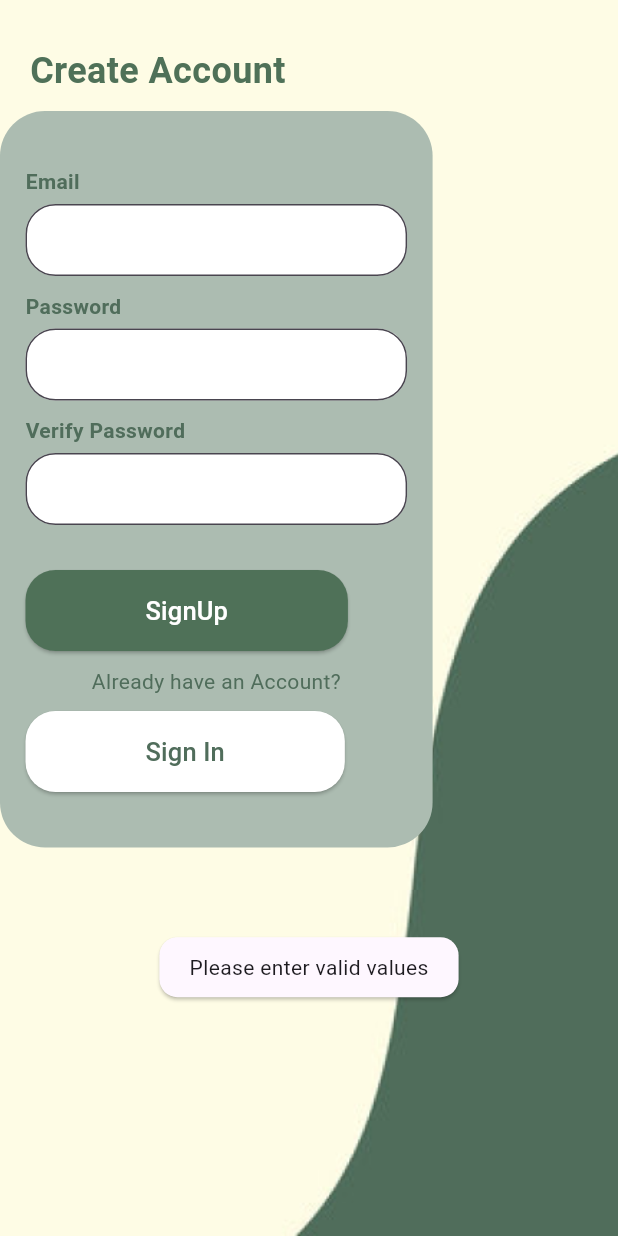
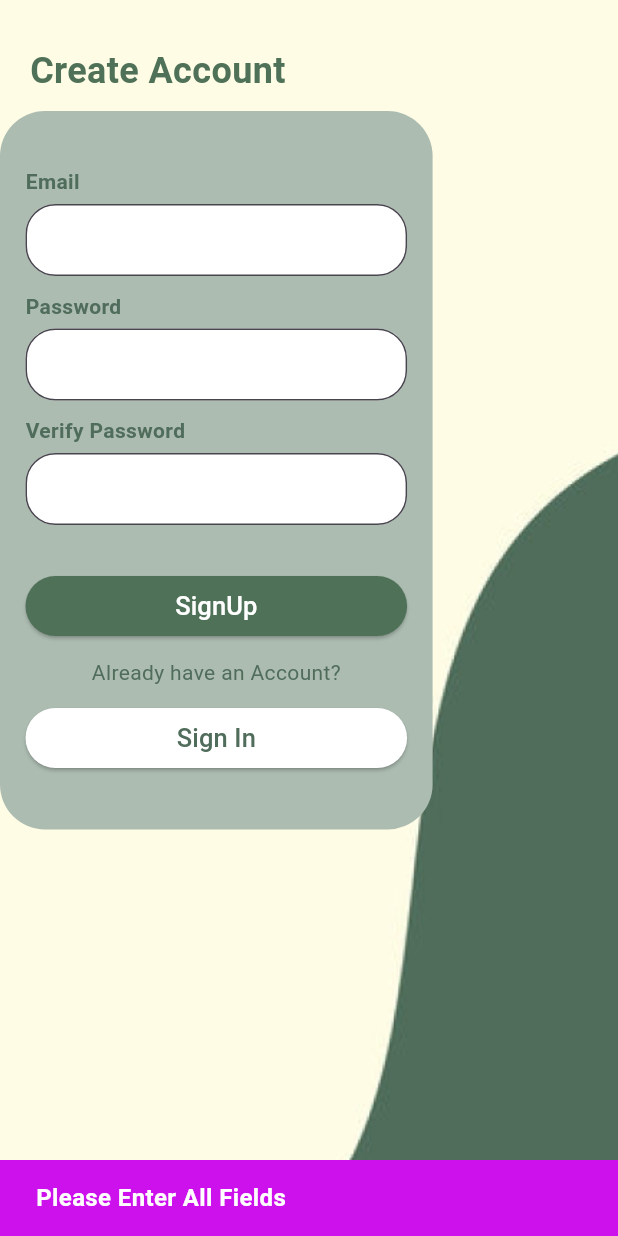
Before and after one commit to kusha2000/Derma_Skin_App, a Flutter app: the SignUp screen opened directly, after a tap on "SignUp", on a phone screen of 412 x 824 dp. Run offline on Flutter 3.47's test engine with Material 3 defaults, Android fonts, the phone set to English and light mode, and no system bars; our stand-ins replace cloud_firestore, firebase_auth, firebase_core, firebase_storage, get, image_picker and 1 more; accounts and stored records are empty.

Commit message:
created snackbar

```diff
--- a/lib/Pages/Risk_Profile/risk_start.dart
+++ b/lib/Pages/Risk_Profile/risk_start.dart
@@ -4,6 +4,8 @@ import 'package:derma_skin_app/Pages/Risk_Profile/risk_answer_model.dart';
 import 'package:derma_skin_app/Pages/Risk_Profile/risk_question_page.dart';
 
 class StartRiskProfile extends StatelessWidget {
+  const StartRiskProfile({super.key});
+
   @override
   Widget build(BuildContext context) {
     final List<Question> questions = [
--- a/lib/Pages/signup_page.dart
+++ b/lib/Pages/signup_page.dart
@@ -1,6 +1,7 @@
 import 'package:derma_skin_app/Controllers/auth_controller.dart';
 import 'package:derma_skin_app/Pages/login.dart';
 import 'package:derma_skin_app/consts/firebase_conts.dart';
+import 'package:derma_skin_app/helpers/snackbar.dart';
 import 'package:flutter/material.dart';
 import 'package:get/get.dart';
 import 'package:velocity_x/velocity_x.dart';
@@ -81,6 +82,12 @@ class _SignUpState extends State<SignUp> {
                           const SizedBox(height: 5),
                           TextFormField(
                             controller: emailController,
+                            validator: (value) {
+                              value!.isEmpty
+                                  ? AppHelpers.showSnackBar(
+                                      context, "Please Enter Valid Email")
+                                  : null;
+                            },
                             decoration: InputDecoration(
                               filled: true,
                               fillColor: Colors.white,
@@ -104,6 +111,17 @@ class _SignUpState extends State<SignUp> {
                           TextFormField(
                             obscureText: true,
                             controller: passwordController,
+                            validator: (value) {
+                              value!.length < 6
+                                  ? AppHelpers.showSnackBar(context,
+                                      "Password must be at least 6 characters")
+                                  : null;
+
+                              value.isEmpty
+                                  ? AppHelpers.showSnackBar(
+                                      context, "Please Enter Password")
+                                  : null;
+                            },
                             decoration: InputDecoration(
                               filled: true,
                               fillColor: Colors.white,
@@ -127,6 +145,12 @@ class _SignUpState extends State<SignUp> {
                           TextFormField(
                             obscureText: true,
                             controller: passwordRetypeController,
+                            validator: (value) {
+                              value!.isEmpty
+                                  ? AppHelpers.showSnackBar(
+                                      context, "Please Enter Confirm Password")
+                                  : null;
+                            },
                             decoration: InputDecoration(
                               filled: true,
                               fillColor: Colors.white,
@@ -143,7 +167,10 @@ class _SignUpState extends State<SignUp> {
                                   valueColor:
                                       AlwaysStoppedAnimation(Colors.green),
                                 )
-                              : ElevatedButton(
+                              : SizedBox(
+                                  width:
+                                      MediaQuery.of(context).size.width * 0.7,
+                                  child: ElevatedButton(
                                     onPressed: () async {
                                       setState(() {
                                         ischecked = false;
@@ -151,14 +178,14 @@ class _SignUpState extends State<SignUp> {
 
                                       if (emailController.text.isEmpty ||
                                           passwordController.text.isEmpty ||
-                                        passwordRetypeController.text.isEmpty) {
-                                      VxToast.show(context,
-                                          msg: "Please enter valid values");
+                                          passwordRetypeController
+                                              .text.isEmpty) {
+                                        AppHelpers.showSnackBar(
+                                            context, "Please Enter All Fields");
                                       } else if (passwordController.text !=
                                           passwordRetypeController.text) {
-                                      VxToast.show(context,
-                                          msg:
-                                              "Password and Verify Password are not the same");
+                                        AppHelpers.showSnackBar(context,
+                                            "password and confrm password should be same");
                                       } else {
                                         setState(() {
                                           ischecked = true;
@@ -182,16 +209,19 @@ class _SignUpState extends State<SignUp> {
                                                       passwordController.text,
                                                 );
                                                 if (value != null) {
-                                                VxToast.show(context,
-                                                    msg: "Sign Up Success");
-                                                Get.offAll(() => const Login());
+                                                  AppHelpers.showSnackBar(
+                                                      context,
+                                                      "Signup is Successfuilly!");
+                                                  Get.offAll(
+                                                      () => const Login());
                                                 }
                                               },
                                             );
                                           } catch (e) {
                                             auth.signOut();
-                                          VxToast.show(context,
-                                              msg: e.toString());
+                                            print(e.toString());
+                                            AppHelpers.showSnackBar(
+                                                context, "failed to signup");
                                           } finally {
                                             setState(() {
                                               controller.isloading(false);
@@ -205,13 +235,14 @@ class _SignUpState extends State<SignUp> {
                                       shape: RoundedRectangleBorder(
                                         borderRadius: BorderRadius.circular(20),
                                       ),
-                                    padding: const EdgeInsets.symmetric(
-                                        horizontal: 80.0, vertical: 15),
+                                      // padding: const EdgeInsets.symmetric(
+                                      //     horizontal: 80.0, vertical: 15),
                                     ),
                                     child: const Text("SignUp",
                                         style: TextStyle(
                                             fontSize: 17,
                                             color: Color(0xffffffff))),
+                                  ),
                                 ),
                           const SizedBox(
                             height: 10,
@@ -223,7 +254,9 @@ class _SignUpState extends State<SignUp> {
                                 )),
                           ),
                           const SizedBox(height: 10),
-                          ElevatedButton(
+                          SizedBox(
+                            width: MediaQuery.of(context).size.width * 0.7,
+                            child: ElevatedButton(
                               onPressed: () {
                                 Navigator.push(
                                   context,
@@ -236,14 +269,15 @@ class _SignUpState extends State<SignUp> {
                                 shape: RoundedRectangleBorder(
                                   borderRadius: BorderRadius.circular(20),
                                 ),
-                              padding: const EdgeInsets.symmetric(
-                                  horizontal: 80.0, vertical: 15),
+                                // padding: const EdgeInsets.symmetric(
+                                //     horizontal: 80.0, vertical: 15),
                               ),
                               child: const Text(
                                 "Sign In",
                                 style: TextStyle(
                                   fontSize: 17,
                                   color: Color(0xFF506D5B),
+                                ),
                               ),
                             ),
                           ),
--- a/lib/Pages/skin_model.dart
+++ b/lib/Pages/skin_model.dart
@@ -1,4 +1,5 @@
 import 'dart:io';
+import 'package:derma_skin_app/helpers/snackbar.dart';
 import 'package:flutter/material.dart';
 import 'package:http/http.dart' as http;
 import 'package:image_picker/image_picker.dart';
@@ -24,6 +25,7 @@ class _SkinModelState extends State<SkinModel> {
         uploadImage();
       } else {
         print('No image selected.');
+        AppHelpers.showSnackBar(context, "Please Select the an Image");
       }
     });
   }
--- a/lib/constatnt/colors.dart
+++ b/lib/constatnt/colors.dart
@@ -10,5 +10,6 @@ class AppColors {
   static Color kfontC = const Color(0xff1D4443);
 
   static Color Skinfont = const Color(0xff000000).withOpacity(0.62);
+  static const Color kFabColor = Color.fromARGB(255, 204, 17, 237);
   // static Color Skinfont = const Color(0xff000000).withOpacity(0.62);
 }
--- /dev/null
+++ b/lib/helpers/snackbar.dart
@@ -0,0 +1,21 @@
+import 'package:derma_skin_app/constatnt/colors.dart';
+import 'package:flutter/material.dart';
+
+class AppHelpers {
+  static void showSnackBar(BuildContext context, String message) {
+    ScaffoldMessenger.of(context).showSnackBar(
+      SnackBar(
+        backgroundColor: AppColors.kFabColor,
+        content: Text(
+          message,
+          style: TextStyle(
+            fontSize: 16,
+            color: Colors.white,
+            fontWeight: FontWeight.bold,
+          ),
+        ),
+        duration: Duration(seconds: 1),
+      ),
+    );
+  }
+}
--- /dev/null
+++ b/lib/routers/router_page.dart
@@ -0,0 +1 @@
+class RouterPage {}
```
Also changed, not shown: lib/Pages/Account.dart (+133 -133 lines), lib/Pages/Risk_Profile/risk_question_page.dart (+13 -11 lines), lib/Pages/Risk_Profile/risk_result_page.dart (+4 -4 lines), lib/Pages/login.dart (+42 -10 lines), lib/Pages/skin_type/fair_skin_result_page.dart (+5 -5 lines), lib/Pages/skin_type/skin_type_page.dart (+5 -4 lines), lib/main.dart (+29 -27 lines). Lines whose indentation alone changed are shown as unchanged.
